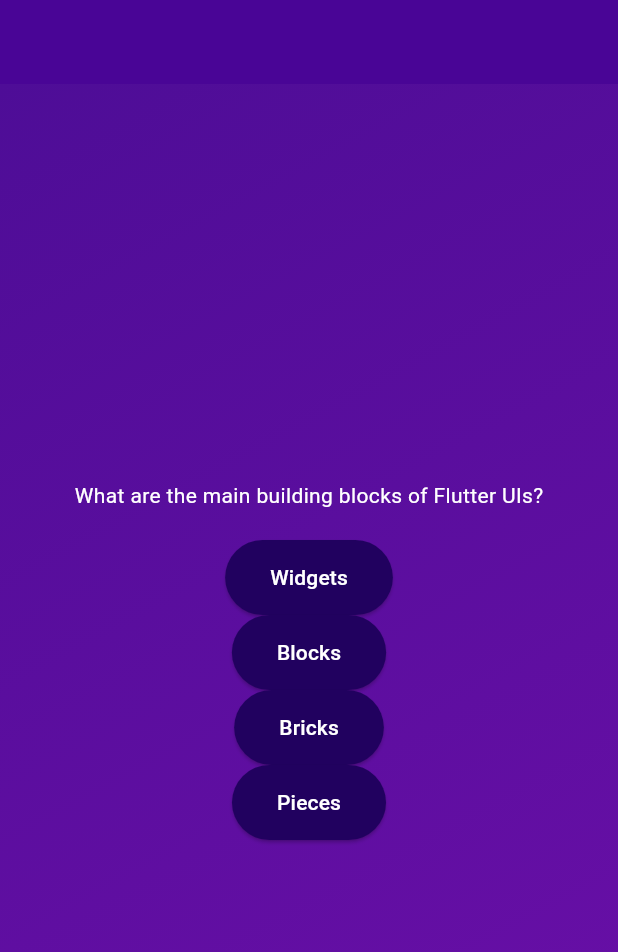
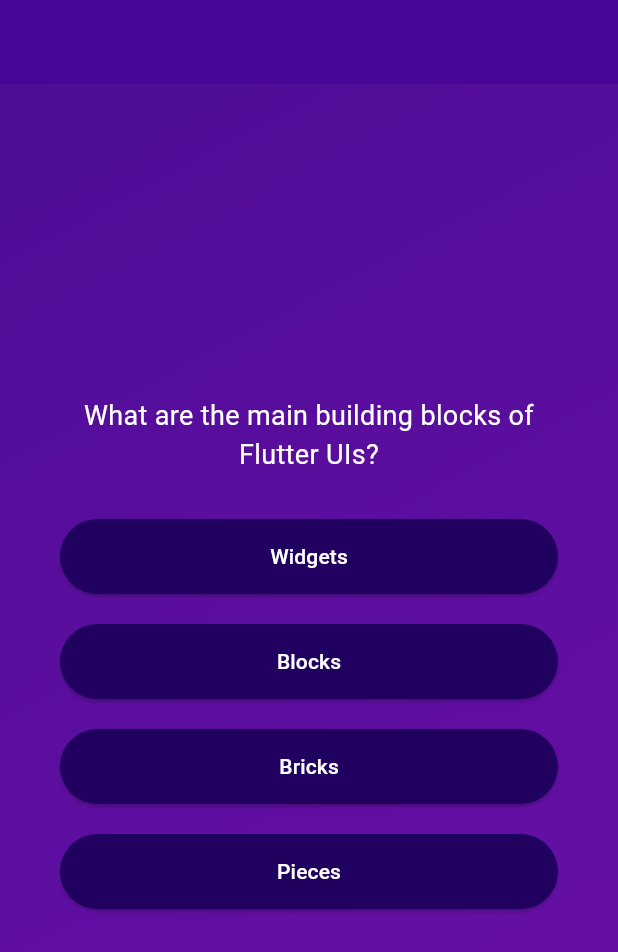
Before and after one commit to dlipkumar77/quiz_app_adv_basics, a Flutter app: the screen it shows after launch, after a tap on "Start Quiz", on a phone screen of 412 x 824 dp. Shown: the top 952 px of the screen. Run offline on Flutter 3.47's test engine with Material 3 defaults, Android fonts, the phone set to English and light mode, and no system bars.

Commit message:
Aligment, Margin Added

```diff
--- a/lib/answer_button.dart
+++ b/lib/answer_button.dart
@@ -12,7 +12,9 @@
 
   @override
   Widget build(BuildContext context) {
-    return ElevatedButton(
+    return Container(
+      margin: const EdgeInsets.symmetric(vertical: 10),
+      child: ElevatedButton(
         onPressed: onTap,
         style: ElevatedButton.styleFrom(
           padding: const EdgeInsets.symmetric(horizontal: 30, vertical: 15),
@@ -23,6 +25,7 @@
           ),
         ),
         child: Text(answerText),
+      ),
     );
   }
 }
--- a/lib/questions_screen.dart
+++ b/lib/questions_screen.dart
@@ -15,12 +15,16 @@
 
     return SizedBox(
       width: double.infinity,
+      child: Container(
+        margin: EdgeInsets.all(40),
         child: Column(
           mainAxisAlignment: MainAxisAlignment.center,
+          crossAxisAlignment: CrossAxisAlignment.stretch,
           children: [
             Text(
               currentQuestion.question,
-            style: TextStyle(color: Colors.white),
+              style: TextStyle(fontSize: 18, color: Colors.white),
+              textAlign: TextAlign.center,
             ),
             SizedBox(height: 20),
             ...currentQuestion.answers.map((item) {
@@ -49,6 +53,7 @@
             */
           ],
         ),
+      ),
     );
   }
 }
```
Lines whose indentation alone changed are shown as unchanged.
